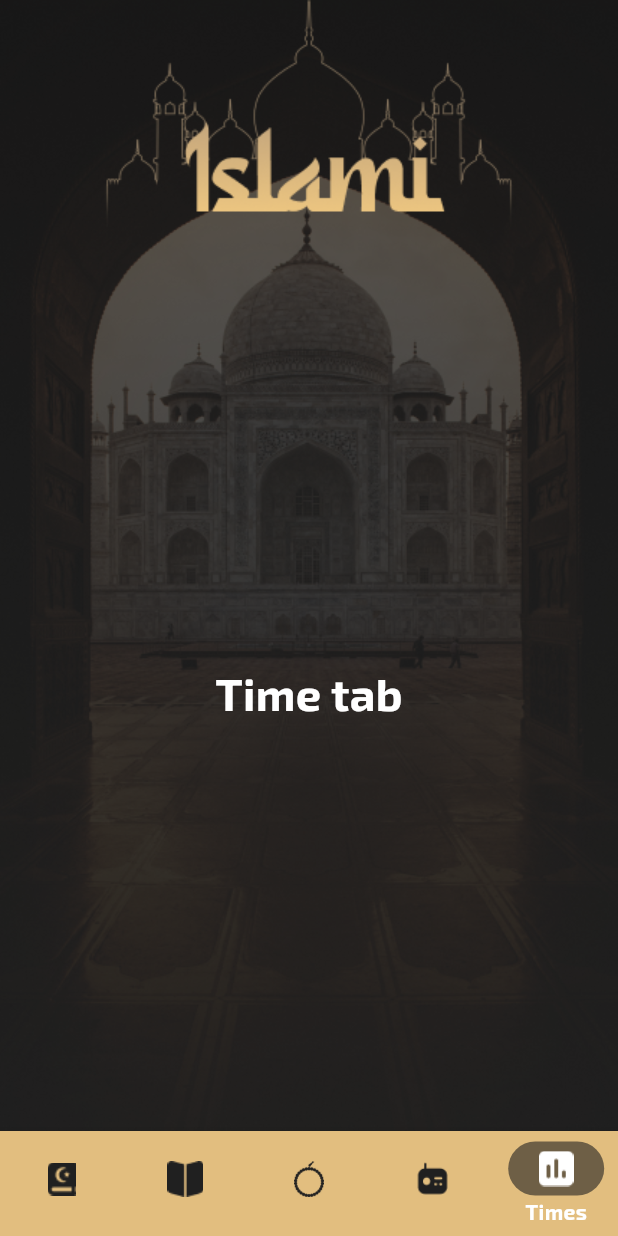
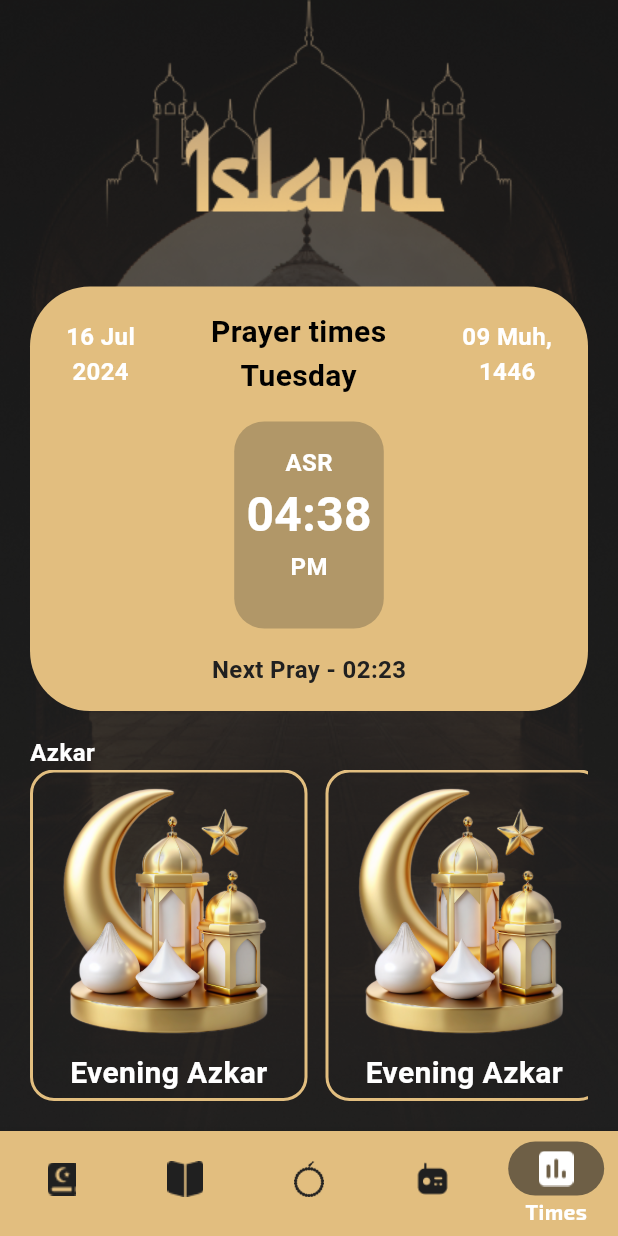
Before and after one commit to mohamedhamouda7897/isalmi_c13_friday, a Flutter app: the HomeScreen screen opened by its route, item 5 of the bottom bar chosen, on a phone screen of 412 x 824 dp. Run offline on Flutter 3.47's test engine with Material 3 defaults, Android fonts, the phone set to English and light mode, and no system bars; drawn by our look-alikes of carousel_slider; our stand-ins replace google_fonts, introduction_screen, shared_preferences; accounts and stored records are empty.

Commit message:
finished initial UI of times tab

```diff
--- a/lib/home/home.dart
+++ b/lib/home/home.dart
@@ -3,7 +3,7 @@ import 'package:islami_c13_friday/home/tabs/ahadeth_tab.dart';
 import 'package:islami_c13_friday/home/tabs/quran_tab/quran_tab.dart';
 import 'package:islami_c13_friday/home/tabs/radio_tab/radio_tab.dart';
 import 'package:islami_c13_friday/home/tabs/sebha_tab.dart';
-import 'package:islami_c13_friday/home/tabs/time_tab.dart';
+import 'package:islami_c13_friday/home/tabs/times_tab/times_tab.dart';
 
 class HomeScreen extends StatefulWidget {
   static const String routeName = "home";
@@ -72,10 +72,10 @@ class _HomeScreenState extends State<HomeScreen> {
 
   List<Widget> tabs = [
     const QuranTab(),
-    AhadethTab(),
-    SebhaTab(),
-    RadioTab(),
-    TimeTab(),
+    const AhadethTab(),
+    const SebhaTab(),
+    const RadioTab(),
+    const TimesTab(),
   ];
 
   String getBackgroundName(int index) {
--- a/lib/home/tabs/time_tab.dart
+++ /dev/null
@@ -1,20 +0,0 @@
-import 'package:flutter/material.dart';
-
-class TimeTab extends StatelessWidget {
-  const TimeTab({super.key});
-
-  @override
-  Widget build(BuildContext context) {
-    return Center(
-      child: Column(
-        mainAxisAlignment: MainAxisAlignment.center,
-        children: [
-          Text(
-            "Time tab",
-            style: TextStyle(fontSize: 30, color: Colors.white),
-          )
-        ],
-      ),
-    );
-  }
-}
--- /dev/null
+++ b/lib/home/tabs/times_tab/prayer_container.dart
@@ -0,0 +1,115 @@
+import 'package:carousel_slider/carousel_options.dart';
+import 'package:carousel_slider/carousel_slider.dart';
+import 'package:flutter/material.dart';
+import 'package:google_fonts/google_fonts.dart';
+import 'package:islami_c13_friday/home/tabs/times_tab/prayer_time_item.dart';
+
+import '../../../my_theme_data.dart';
+
+class PrayerContainer extends StatelessWidget {
+  const PrayerContainer({super.key});
+
+  @override
+  Widget build(BuildContext context) {
+    return Container(
+      padding: const EdgeInsets.all(16),
+      decoration: BoxDecoration(
+        borderRadius: BorderRadius.circular(40),
+        color: MyThemeData.primaryColor,
+      ),
+      child: Column(
+        children: [
+          Padding(
+            padding: const EdgeInsets.symmetric(
+              horizontal: 8,
+            ),
+            child: Row(
+              mainAxisAlignment: MainAxisAlignment.spaceBetween,
+              children: [
+                Column(
+                  children: [
+                    Text(
+                      '16 Jul',
+                      style: GoogleFonts.aBeeZee(
+                        fontSize: 16,
+                        color: Colors.white,
+                      ),
+                    ),
+                    Text(
+                      '2024',
+                      style: GoogleFonts.aBeeZee(
+                        fontSize: 16,
+                        color: Colors.white,
+                      ),
+                    ),
+                  ],
+                ),
+                Column(
+                  children: [
+                    Text(
+                      'Prayer times',
+                      style: GoogleFonts.aBeeZee(
+                        fontSize: 20,
+                        color: Colors.black,
+                      ),
+                    ),
+                    Text(
+                      'Tuesday',
+                      style: GoogleFonts.aBeeZee(
+                        fontSize: 20,
+                        color: Colors.black,
+                      ),
+                    ),
+                  ],
+                ),
+                Column(
+                  children: [
+                    Text(
+                      '09 Muh,',
+                      style: GoogleFonts.aBeeZee(
+                        fontSize: 16,
+                        color: Colors.white,
+                      ),
+                    ),
+                    Text(
+                      '1446',
+                      style: GoogleFonts.aBeeZee(
+                        fontSize: 16,
+                        color: Colors.white,
+                      ),
+                    ),
+                  ],
+                ),
+              ],
+            ),
+          ),
+          CarouselSlider(
+            items: const [
+              PrayerTimeItem(),
+              PrayerTimeItem(),
+              PrayerTimeItem(),
+              PrayerTimeItem(),
+              PrayerTimeItem(),
+            ],
+            options: CarouselOptions(
+              // autoPlay: true,
+              aspectRatio: 2 / 1,
+              autoPlayCurve: Curves.fastOutSlowIn,
+              enableInfiniteScroll: true,
+              autoPlayAnimationDuration: const Duration(milliseconds: 800),
+              viewportFraction: 0.8,
+            ),
+          ),
+          Text(
+            'Next Pray - 02:23',
+            style: GoogleFonts.aBeeZee(
+              fontSize: 16,
+              color: MyThemeData.blackColor,
+              fontWeight: FontWeight.bold,
+            ),
+          ),
+        ],
+      ),
+    );
+  }
+}
--- /dev/null
+++ b/lib/home/tabs/times_tab/prayer_time_item.dart
@@ -0,0 +1,51 @@
+import 'package:flutter/material.dart';
+import 'package:google_fonts/google_fonts.dart';
+
+class PrayerTimeItem extends StatelessWidget {
+  const PrayerTimeItem({super.key});
+
+  @override
+  Widget build(BuildContext context) {
+    return Expanded(
+      child: Container(
+
+        margin: const EdgeInsets.all(16),
+        padding: const EdgeInsets.symmetric(
+          horizontal: 8,
+          vertical: 16,
+        ),
+        decoration: BoxDecoration(
+          borderRadius: BorderRadiusDirectional.circular(20),
+          color: const Color(
+            0xffB19768,
+          ),
+        ),
+        child: Column(
+          children: [
+            Text(
+              'ASR',
+              style: GoogleFonts.aBeeZee(
+                fontSize: 16,
+                color: Colors.white,
+              ),
+            ),
+            Text(
+              '04:38',
+              style: GoogleFonts.aBeeZee(
+                fontSize: 32,
+                color: Colors.white,
+              ),
+            ),
+            Text(
+              'PM',
+              style: GoogleFonts.aBeeZee(
+                fontSize: 16,
+                color: Colors.white,
+              ),
+            ),
+          ],
+        ),
+      ),
+    );
+  }
+}
--- /dev/null
+++ b/lib/home/tabs/times_tab/times_tab.dart
@@ -0,0 +1,74 @@
+import 'package:carousel_slider/carousel_slider.dart';
+import 'package:flutter/material.dart';
+import 'package:google_fonts/google_fonts.dart';
+import 'package:islami_c13_friday/home/tabs/times_tab/prayer_container.dart';
+import 'package:islami_c13_friday/my_theme_data.dart';
+
+import '../../../hadeth_details/hadeth_details.dart';
+
+class TimesTab extends StatelessWidget {
+  const TimesTab({super.key});
+
+  @override
+  Widget build(BuildContext context) {
+    return Padding(
+      padding: const EdgeInsets.symmetric(horizontal: 20, vertical: 20),
+      child: Column(
+        crossAxisAlignment: CrossAxisAlignment.start,
+        children: [
+          const PrayerContainer(),
+          const SizedBox(
+            height: 16,
+          ),
+          Text(
+            'Azkar',
+            style: GoogleFonts.aBeeZee(
+              fontSize: 16,
+              fontWeight: FontWeight.bold,
+              color: Colors.white,
+            ),
+          ),
+          Expanded(
+            child: ListView.separated(
+                scrollDirection: Axis.horizontal,
+                itemBuilder: (BuildContext context, int index) {
+                  return Container(
+                    decoration: BoxDecoration(
+                      borderRadius: BorderRadius.circular(16),
+                      border: Border.all(
+                        color: MyThemeData.primaryColor,
+                        width: 2,
+                      ),
+                    ),
+                    width: 185,
+                    height: 259,
+                    child: Column(
+                      mainAxisAlignment: MainAxisAlignment.spaceAround,
+                      children: [
+                        const Image(
+                          fit: BoxFit.fill,
+                          image: AssetImage(
+                            'assets/images/evening.png',
+                          ),
+                        ),
+                        Text(
+                          'Evening Azkar',
+                          style: GoogleFonts.aBeeZee(
+                            fontSize: 20,
+                            color: Colors.white,
+                          ),
+                        ),
+                      ],
+                    ),
+                  );
+                },
+                separatorBuilder: (context, index) => const SizedBox(
+                      width: 12,
+                    ),
+                itemCount: 2),
+          ),
+        ],
+      ),
+    );
+  }
+}
```
Also changed, not shown: assets/images/evening.png (added), assets/images/morning.png (added).
